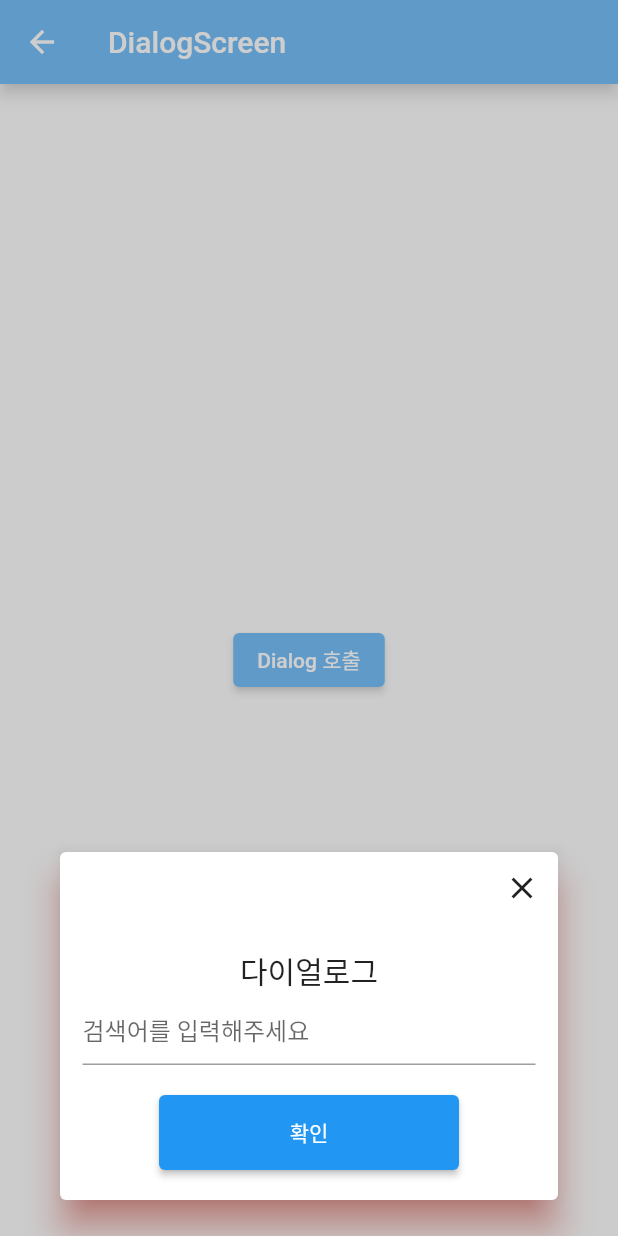
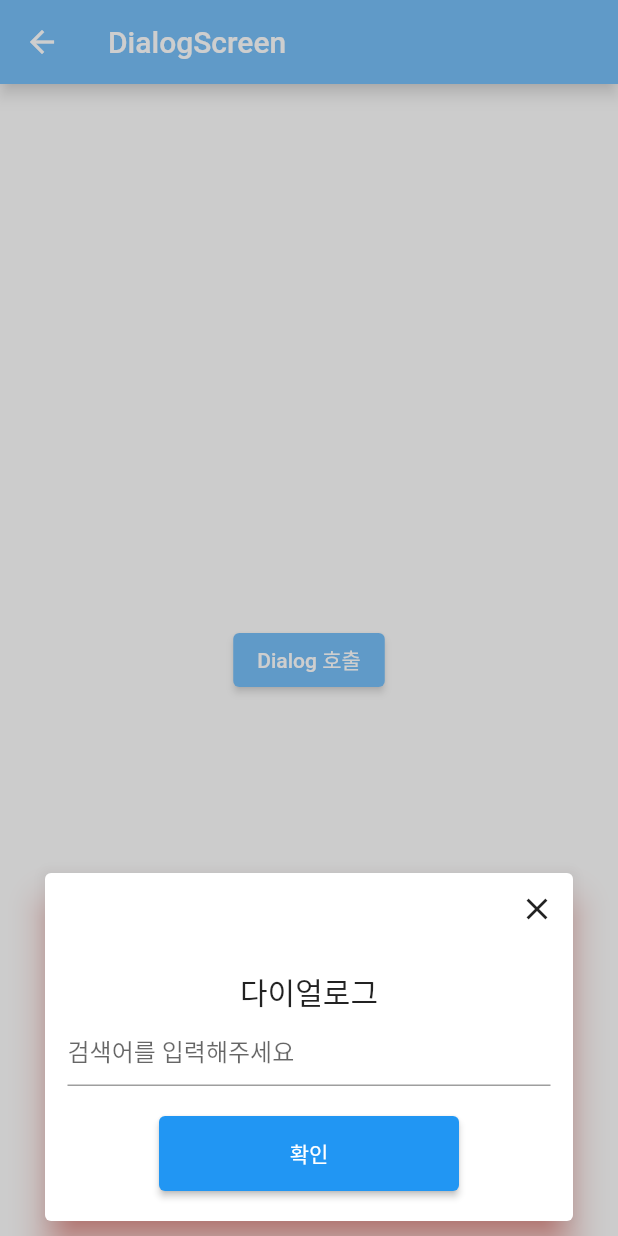
Before and after one commit to jinhan38/flutter_lecture_offline, a Flutter app: the DialogScreen screen opened directly, after a tap on "Dialog 호출", on a phone screen of 412 x 824 dp. Run offline on Flutter 3.47's test engine with Material 2 defaults, Android fonts, the phone set to English and light mode, and no system bars.

Commit message:
dialog 추가

```diff
--- a/lib/ch6/dialog_screen.dart
+++ b/lib/ch6/dialog_screen.dart
@@ -24,7 +24,7 @@ class _DialogScreenState extends State<DialogScreen> {
   }
 
   void showMyDialog() {
-    showDialog(
+    showDialog<String>(
       context: context,
       barrierDismissible: false,
       barrierColor: Colors.grey.withOpacity(0.5),
@@ -34,7 +34,9 @@ class _DialogScreenState extends State<DialogScreen> {
           shadowColor: Colors.red,
           elevation: 10,
           alignment: Alignment.bottomCenter,
-
+          insetPadding: EdgeInsets.only(bottom: 10, left: 30, right: 30),
+          insetAnimationDuration: Duration(milliseconds: 500),
+          insetAnimationCurve: Curves.bounceOut,
           child: Column(
             mainAxisSize: MainAxisSize.min,
             children: [
@@ -43,7 +45,8 @@ class _DialogScreenState extends State<DialogScreen> {
                 children: [
                   IconButton(
                     onPressed: () {
-                      Navigator.pop(context);
+                      // 뒤로가기 기능
+                      Navigator.pop(context, "팝업 결과물");
                     },
                     icon: const Icon(Icons.close),
                   ),
@@ -76,6 +79,8 @@ class _DialogScreenState extends State<DialogScreen> {
           ),
         );
       },
-    );
+    ).then((value) {
+      debugPrint("value : $value");
+    });
   }
 }
```
